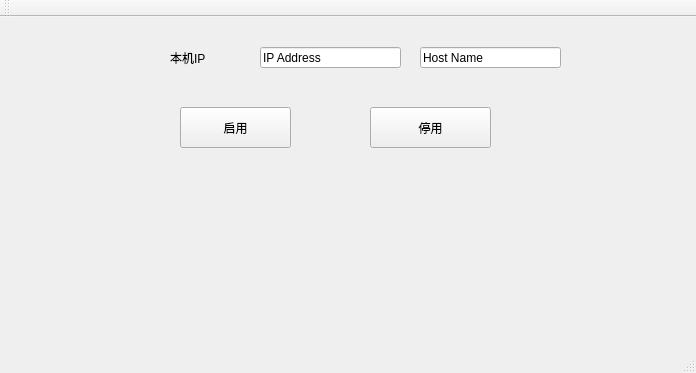
The window that mainwindow.ui (Zentions/WormServer1_0) describes before a commit, drawn with Qt 5.
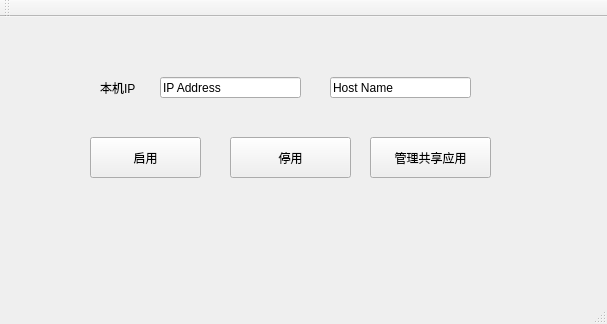
The same window after the commit.

What changed in the file:
```diff
--- a/mainwindow.ui
+++ b/mainwindow.ui
@@ -6,8 +6,8 @@
    <rect>
     <x>0</x>
     <y>0</y>
-    <width>696</width>
-    <height>373</height>
+    <width>607</width>
+    <height>324</height>
    </rect>
   </property>
   <property name="windowTitle">
@@ -17,8 +17,8 @@
    <widget class="QLineEdit" name="serverIPAddress">
     <property name="geometry">
      <rect>
-      <x>260</x>
-      <y>30</y>
+      <x>160</x>
+      <y>60</y>
       <width>141</width>
       <height>21</height>
      </rect>
@@ -33,8 +33,8 @@
    <widget class="QLabel" name="label_2">
     <property name="geometry">
      <rect>
-      <x>170</x>
-      <y>30</y>
+      <x>100</x>
+      <y>60</y>
       <width>41</width>
       <height>21</height>
      </rect>
@@ -46,8 +46,8 @@
    <widget class="QLineEdit" name="serverHostName">
     <property name="geometry">
      <rect>
-      <x>420</x>
-      <y>30</y>
+      <x>330</x>
+      <y>60</y>
       <width>141</width>
       <height>21</height>
      </rect>
@@ -62,8 +62,8 @@
    <widget class="QPushButton" name="connectBtn">
     <property name="geometry">
      <rect>
-      <x>180</x>
-      <y>90</y>
+      <x>90</x>
+      <y>120</y>
       <width>111</width>
       <height>41</height>
      </rect>
@@ -75,8 +75,8 @@
    <widget class="QPushButton" name="disconnectBtn">
     <property name="geometry">
      <rect>
-      <x>370</x>
-      <y>90</y>
+      <x>230</x>
+      <y>120</y>
       <width>121</width>
       <height>41</height>
      </rect>
@@ -85,6 +85,19 @@
      <string>停用</string>
     </property>
    </widget>
+   <widget class="QPushButton" name="disconnectBtn_2">
+    <property name="geometry">
+     <rect>
+      <x>370</x>
+      <y>120</y>
+      <width>121</width>
+      <height>41</height>
+     </rect>
+    </property>
+    <property name="text">
+     <string>管理共享应用</string>
+    </property>
+   </widget>
   </widget>
   <widget class="QMenuBar" name="menuBar">
    <property name="geometry">
```
Left out of the diff: 2 changed lines with no effect on the pictures.
